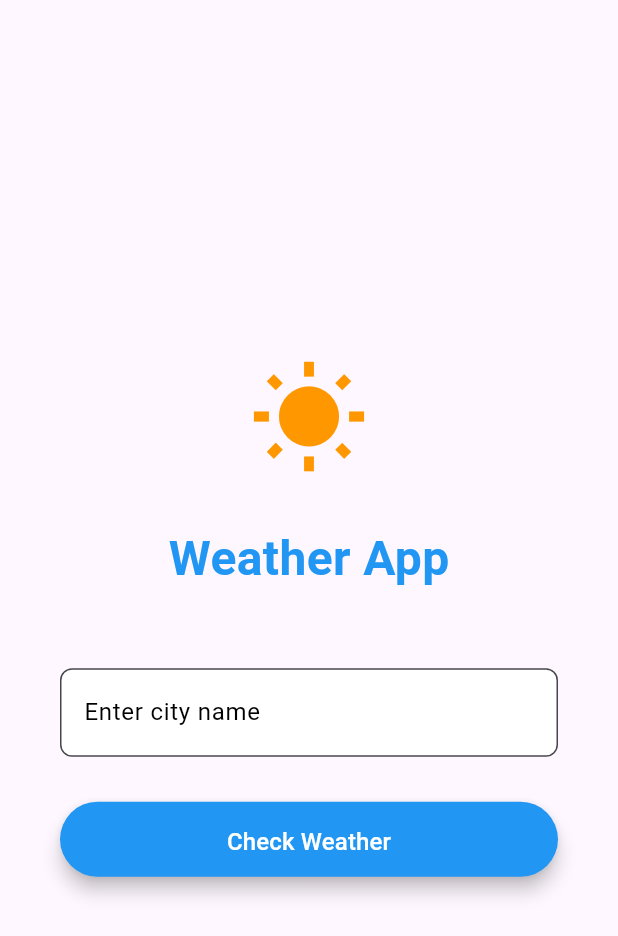
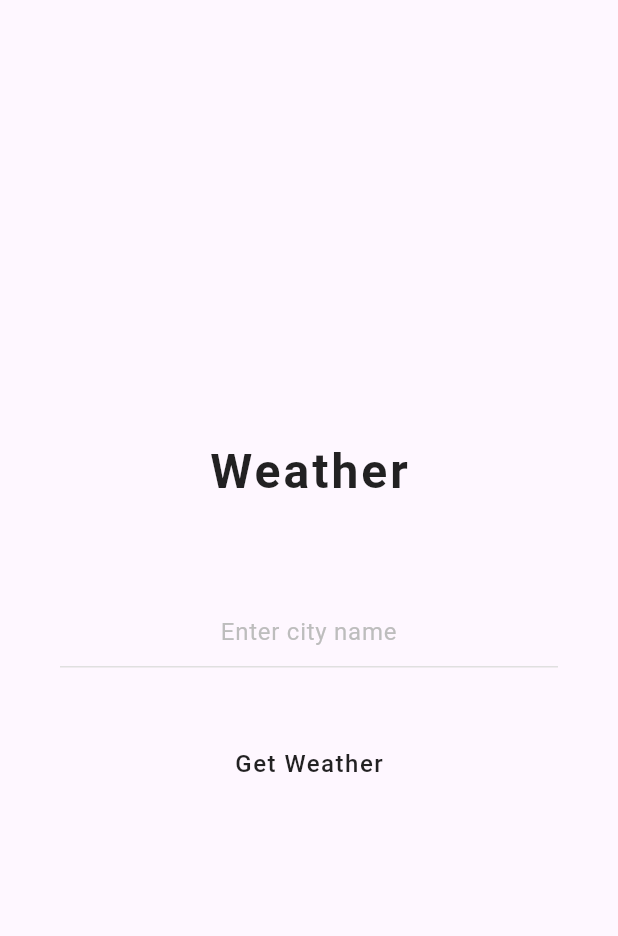
Before and after one commit to tloxiu/flutter_weather_app, a Flutter app: the screen it shows after launch, on a phone screen of 412 x 824 dp. Shown: the top 936 px of the screen. Run offline on Flutter 3.47's test engine with Material 3 defaults, Android fonts, the phone set to English and light mode, and no system bars; our stand-ins replace lottie.

Commit message:
Changed design of city search widget - more minimalist

```diff
--- a/lib/pages/daily_forecast_page.dart
+++ b/lib/pages/daily_forecast_page.dart
@@ -253,6 +253,7 @@ class DailyForecastPage extends StatelessWidget {
                         width: 50,
                         height: 50,
                         fit: BoxFit.contain,
+                        repeat: false,
                       ),
                     ),
                     // Description
--- a/lib/widgets/city_search_widget.dart
+++ b/lib/widgets/city_search_widget.dart
@@ -22,71 +22,72 @@ class CitySearchWidget extends StatelessWidget {
         child: Column(
           mainAxisAlignment: MainAxisAlignment.center,
           children: [
-            const Icon(
-              Icons.wb_sunny,
-              size: AppStyles.logoIconSize,
-              color: AppStyles.accentColor,
+            const Text(
+              'Weather',
+              style: TextStyle(
+                fontSize: 32,
+                fontWeight: FontWeight.bold,
+                color: Colors.black87,
+                letterSpacing: 2.0,
               ),
-            const SizedBox(height: 30),
-            const Text(
-              'Weather App',
-              style: AppStyles.titleStyle,
             ),
-            const SizedBox(height: 50),
-            AnimatedContainer(
-              duration: AppStyles.containerAnimationDuration,
-              curve: Curves.easeInOut,
-              child: TextField(
+            const SizedBox(height: 60),
+            TextField(
               controller: cityController,
               enabled: !isLoading,
-                cursorColor: Colors.black,
+              cursorColor: Colors.black87,
               decoration: InputDecoration(
-                  labelText: 'Enter city name',
-                  labelStyle: const TextStyle(color: Colors.black),
-                  border: OutlineInputBorder(
-                    borderRadius: BorderRadius.circular(
-                      isLoading ? AppStyles.buttonBorderRadius : AppStyles.inputBorderRadius,
+                hintText: 'Enter city name',
+                hintStyle: TextStyle(color: Colors.grey[400], fontSize: 16),
+                border: UnderlineInputBorder(
+                  borderSide: BorderSide(color: Colors.grey[300]!),
+                ),
+                focusedBorder: const UnderlineInputBorder(
+                  borderSide: BorderSide(color: Colors.black87, width: 2.0),
+                ),
+                enabledBorder: UnderlineInputBorder(
+                  borderSide: BorderSide(color: Colors.grey[300]!),
                 ),
               ),
-                  focusedBorder: OutlineInputBorder(
-                    borderRadius: BorderRadius.circular(AppStyles.inputBorderRadius),
-                    borderSide: const BorderSide(color: Colors.black, width: 2.0),
-                  ),
-                  filled: true,
-                  fillColor: isLoading ? Colors.grey[100] : AppStyles.backgroundColor,
-                ),
               onSubmitted: (_) => onGetWeather(),
-                textAlign: TextAlign.start,
-                style: AppStyles.inputStyle,
+              textAlign: TextAlign.center,
+              style: const TextStyle(
+                fontSize: 18,
+                color: Colors.black87,
+                fontWeight: FontWeight.w400,
               ),
             ),
-            const SizedBox(height: 30),
+            const SizedBox(height: 40),
             SizedBox(
-              height: 50, // Stała wysokość dla przycisku/indicatora
-              child: AnimatedSwitcher(
-                duration: AppStyles.switcherAnimationDuration,
+              height: 48,
               child: isLoading
                   ? const Center(
+                      child: SizedBox(
+                        width: 20,
+                        height: 20,
                         child: CircularProgressIndicator(
-                          valueColor: AlwaysStoppedAnimation<Color>(AppStyles.primaryColor),
+                          strokeWidth: 2,
+                          valueColor: AlwaysStoppedAnimation<Color>(
+                            Colors.black87,
+                          ),
+                        ),
                       ),
                     )
-                    : ElevatedButton(
+                  : TextButton(
                       onPressed: onGetWeather,
-                        style: ElevatedButton.styleFrom(
-                          backgroundColor: AppStyles.primaryColor,
-                          foregroundColor: AppStyles.backgroundColor,
-                          padding: AppStyles.buttonPadding,
-                          shape: RoundedRectangleBorder(
-                            borderRadius: BorderRadius.circular(AppStyles.buttonBorderRadius),
+                      style: TextButton.styleFrom(
+                        padding: const EdgeInsets.symmetric(
+                          horizontal: 24,
+                          vertical: 12,
                         ),
-                          elevation: 5,
                       ),
-                        child: const Center(
-                          child: Text(
-                            'Check Weather',
-                            style: AppStyles.buttonStyle,
-                          ),
+                      child: const Text(
+                        'Get Weather',
+                        style: TextStyle(
+                          fontSize: 16,
+                          color: Colors.black87,
+                          fontWeight: FontWeight.w500,
+                          letterSpacing: 1.0,
                         ),
                       ),
                     ),
--- a/lib/widgets/weather_app_bar.dart
+++ b/lib/widgets/weather_app_bar.dart
@@ -29,7 +29,7 @@ class WeatherAppBar extends StatelessWidget implements PreferredSizeWidget {
               size: AppStyles.appBarIconSize,
             ),
             const SizedBox(width: 5),
-            Text(cityName),
+            Text(cityName, style: TextStyle(fontWeight: FontWeight.w500)),
           ],
         ),
         centerTitle: true,
```
Lines whose indentation alone changed are shown as unchanged.
